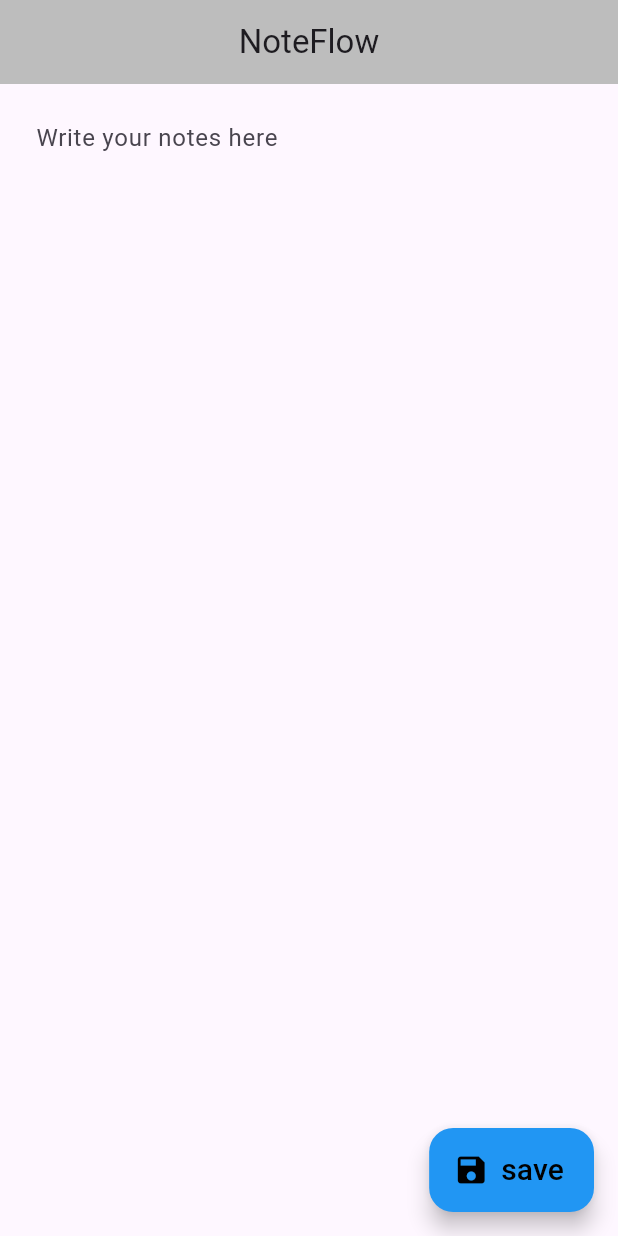
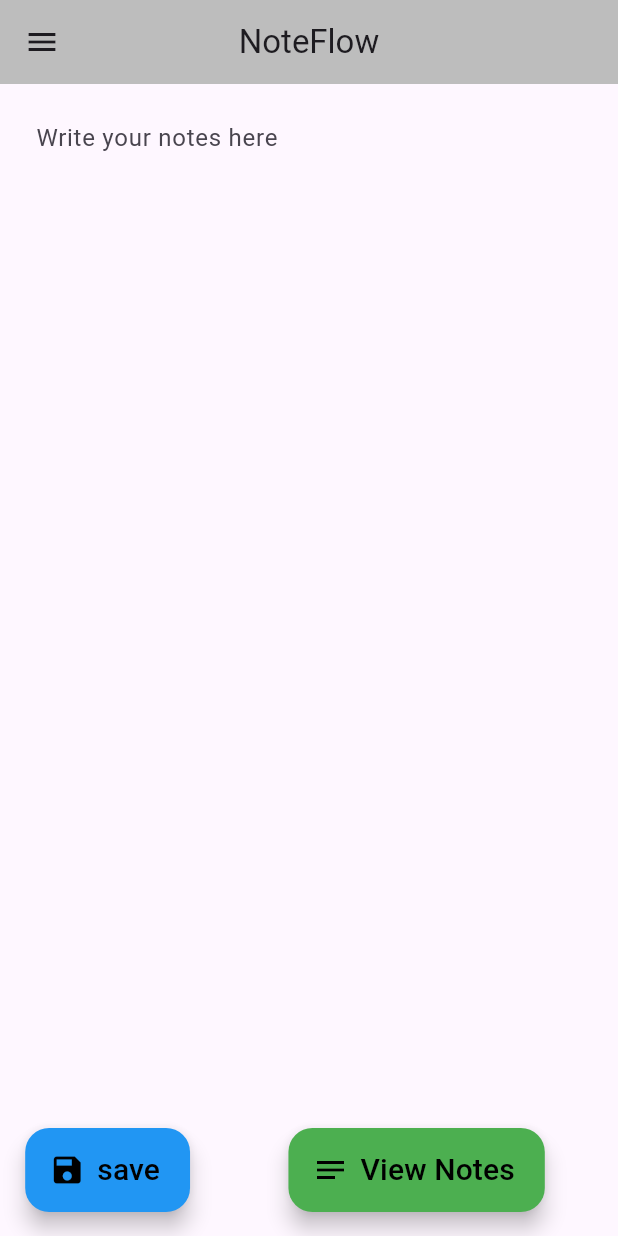
Before and after one commit to Majok-Bol/note_flow, a Flutter app: the screen it shows after launch, after a tap on "save", on a phone screen of 412 x 824 dp. Run offline on Flutter 3.47's test engine with Material 3 defaults, Android fonts, the phone set to English and light mode, and no system bars.

Commit message:
added save and view notes icons

```diff
--- a/lib/main.dart
+++ b/lib/main.dart
@@ -11,7 +11,14 @@ class MyApp extends StatelessWidget{
       debugShowCheckedModeBanner: false,
       home: Scaffold(
         backgroundColor: Colors.grey.shade200,
-        appBar: AppBar(title: Text('NoteFlow'),centerTitle: true,backgroundColor: Colors.grey.shade400,),
+        appBar: AppBar(title: Text('NoteFlow'),centerTitle: true,backgroundColor: Colors.grey.shade400,leading: Builder(builder:(context)=>IconButton(onPressed:() {
+          Scaffold.of(context).openDrawer();
+
+        }, icon:Icon(Icons.menu)
+        )
+        ),
+        ),
+        drawer: Drawer(),
         body:HomePage(),
       ),
     );
--- a/lib/pages/home_page.dart
+++ b/lib/pages/home_page.dart
@@ -1,12 +1,34 @@
 //handle home page functions
 import 'package:flutter/material.dart';
+import 'package:note_flow/pages/notes_list_page.dart';
 class HomePage extends StatefulWidget{
+  const HomePage({super.key});
   @override
   HomePageState createState()=>HomePageState();
 }
 class HomePageState extends State<HomePage>{
+  //store notes
+  List<String>notes=[];
   //controller
   final TextEditingController _itemController=TextEditingController();
+  // //edit notes based on index
+  // int?editIndex;
+  //add notes
+  void addNotes(){
+    setState(() {
+      notes.add(_itemController.text);
+      //clear text input field
+      _itemController.clear();
+    });
+  }
+  //delete notes
+
+  void deleteNotes(int index){
+    setState(() {
+      notes.removeAt(index);
+    });
+  }
+
   @override
   Widget build(BuildContext context){
     return MaterialApp(
@@ -33,15 +55,31 @@ class HomePageState extends State<HomePage>{
             ),
           ))
           //floating button to add save button
-          // delete notes
-          //view saved notes
-
         ],
       ),
     ),
-        floatingActionButton: FloatingActionButton.extended(onPressed:() {
+        floatingActionButton:Row(
+          mainAxisAlignment: MainAxisAlignment.spaceEvenly,
+          children: [
+          FloatingActionButton.extended(onPressed:addNotes,icon:Icon(Icons.save,color: Colors.black,),label: Text('save',style: TextStyle(color: Colors.black,fontSize: 20),),backgroundColor: Colors.blue,),
+          SizedBox(height: 10,),
+          FloatingActionButton.extended(onPressed:() {
+            Navigator.push(context,MaterialPageRoute(builder:(context)=>NotesListPage(notes: notes)
+            )
+            );
 
-        },icon:Icon(Icons.save,color: Colors.black,),label: Text('save',style: TextStyle(color: Colors.black,fontSize: 20),),backgroundColor: Colors.blue,),
+          },
+
+            label: Text('View Notes',style: TextStyle(color: Colors.black,fontSize: 20),),
+            icon: Icon(Icons.notes,color: Colors.black,),
+            backgroundColor: Colors.green,
+          ),
+
+
+
+
+        ],)
+
       ),
     );
 
--- /dev/null
+++ b/lib/pages/notes_list_page.dart
@@ -0,0 +1,25 @@
+//handles saved notes
+import 'package:flutter/material.dart';
+class NotesListPage extends StatelessWidget{
+  //store saved notes
+  final List<String>notes;
+   const NotesListPage({super.key,required this.notes});
+  @override
+  Widget build(BuildContext context){
+    return Scaffold(
+      appBar: AppBar(title: Text('Saved Notes'),centerTitle: true,),
+      body:ListView.builder(
+        itemCount:notes.length,
+          itemBuilder:(context,index){
+          return ListTile(
+            title: Text(notes[index]),
+          );
+
+      }),
+
+    );
+  }
+
+
+
+}
```
